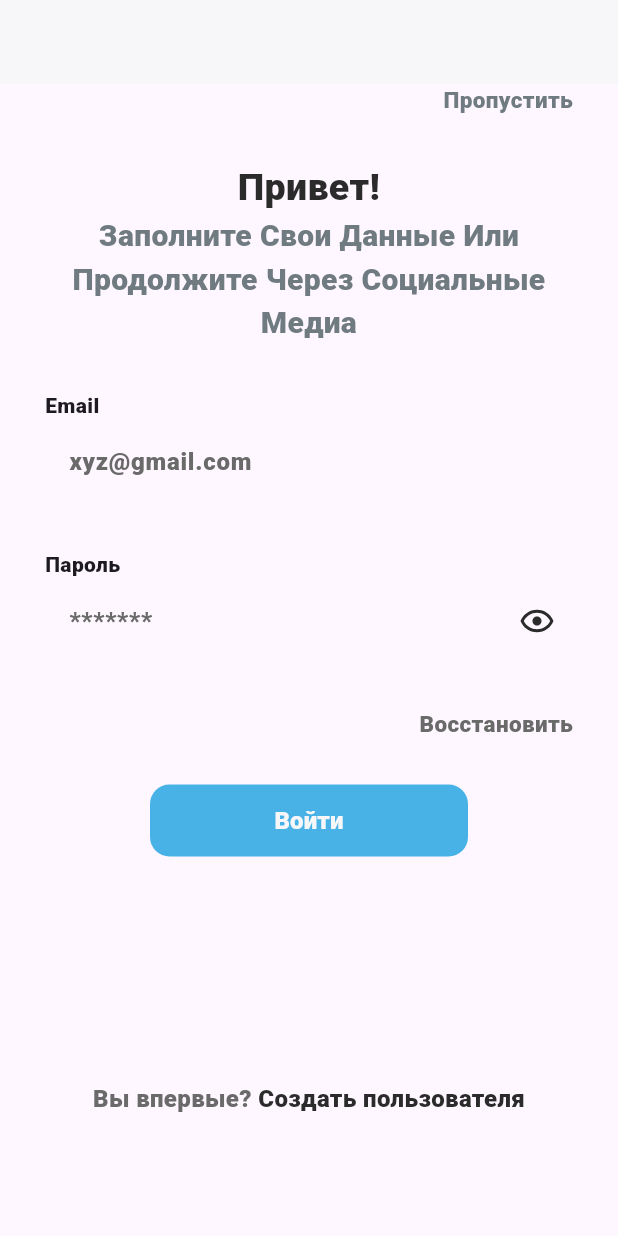
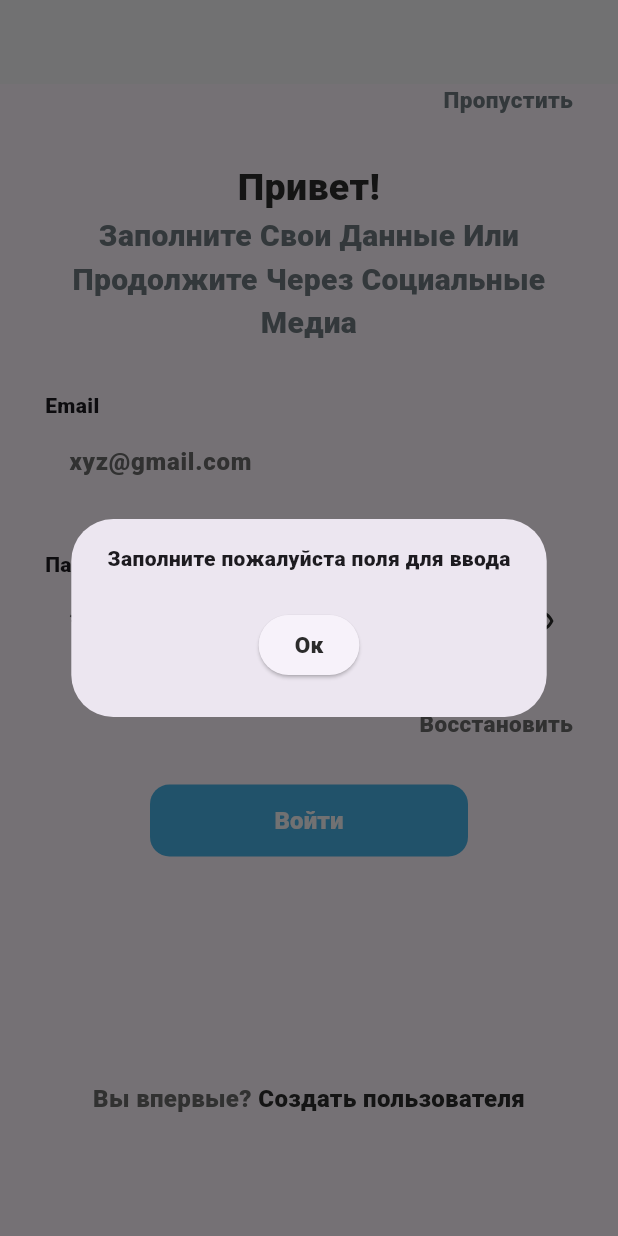
Before and after one commit to Champ3-uksivt/matule, a Flutter app: the screen it shows after launch, after a tap on "Войти", on a phone screen of 412 x 824 dp. Run offline on Flutter 3.47's test engine with Material 3 defaults, Android fonts, the phone set to English and light mode, and no system bars; our stand-ins replace flutter_svg, get_it, supabase, supabase_flutter; accounts and stored records are empty.

Commit message:
s1-В клиент-серверное взаимодействие

```diff
--- /dev/null
+++ b/lib/domain/func.dart
@@ -0,0 +1,39 @@
+import 'dart:developer';
+
+import 'package:flutter/material.dart';
+import 'package:flutter_application_1/MyColors.dart';
+import 'package:flutter_application_1/presentation/widgets/textstyle.dart';
+import 'package:supabase_flutter/supabase_flutter.dart';
+
+final supa = Supabase.instance;
+
+void TrySignIn(String email, String password, BuildContext context) {
+  // Функция для авторизации внутрь приложения
+  if (email.isEmpty || password.isEmpty) {
+    log("empty fields");
+    showDialog(
+        context: context,
+        builder: (context) => AlertDialog(
+              content: Text('Заполните пожалуйста поля для ввода'),
+              actionsAlignment: MainAxisAlignment.center,
+              actions: [
+                ElevatedButton(
+                    onPressed: () {
+                      Navigator.pop(context);
+                    },
+                    child: Text(
+                      "Ок",
+                      style:
+                          myTextStyle(TextDecoration.none, Mycolors().text, 15),
+                    ))
+              ],
+            ));
+    return;
+  }
+  try {
+    supa.client.auth.signInWithPassword(password: password, email: email);
+    Navigator.pushNamed(context, "/mainPage");
+  } catch (e) {
+    log(e.toString());
+  }
+}
--- a/lib/domain/supabase.dart
+++ b/lib/domain/supabase.dart
@@ -1,5 +1,13 @@
+import 'package:get_it/get_it.dart';
 import 'package:supabase/supabase.dart';
+import 'package:supabase_flutter/supabase_flutter.dart';
 
 class Supabase_Init {
-  // final supa = SupabaseClient(supabaseUrl, supabaseKey)
+  void init() async {
+    // Инициализация supabase
+    var supabaseUrl = "https://ysrmuxqhyzttdssixnei.supabase.co";
+    var anonKey =
+        "eyJhbGciOiJIUzI1NiIsInR5cCI6IkpXVCJ9.eyJpc3MiOiJzdXBhYmFzZSIsInJlZiI6Inlzcm11eHFoeXp0dGRzc2l4bmVpIiwicm9sZSI6ImFub24iLCJpYXQiOjE3Mzg2NzA2NzEsImV4cCI6MjA1NDI0NjY3MX0.beXgx7Z5RoM_P4pED20HWWEcBuR0wZFhn_7_I3EQxH4";
+    var supa = await Supabase.initialize(url: supabaseUrl, anonKey: anonKey);
+  }
 }
--- a/lib/main.dart
+++ b/lib/main.dart
@@ -1,7 +1,10 @@
 import 'package:flutter/material.dart';
+import 'package:flutter_application_1/domain/supabase.dart';
+import 'package:flutter_application_1/presentation/pages/home.dart';
 import 'package:flutter_application_1/presentation/pages/sign_in.dart';
 
 void main() {
+  Supabase_Init().init();
   runApp(const MyApp());
 }
 
@@ -12,6 +15,7 @@ class MyApp extends StatelessWidget {
   Widget build(BuildContext context) {
     return MaterialApp(title: "Matule", theme: ThemeData(), routes: {
       "/": (context) => const SignInPage(),
+      "/mainPage": (context) => const HomePage(),
     });
   }
 }
--- a/lib/presentation/pages/sign_in.dart
+++ b/lib/presentation/pages/sign_in.dart
@@ -2,9 +2,11 @@ import 'dart:developer';
 
 import 'package:flutter/material.dart';
 import 'package:flutter_application_1/MyColors.dart';
+import 'package:flutter_application_1/domain/func.dart';
 import 'package:flutter_application_1/presentation/widgets/button.dart';
 import 'package:flutter_application_1/presentation/widgets/textbox.dart';
 import 'package:flutter_application_1/presentation/widgets/textstyle.dart';
+import 'package:supabase_flutter/supabase_flutter.dart';
 
 class SignInPage extends StatefulWidget {
   const SignInPage({super.key});
@@ -13,6 +15,7 @@ class SignInPage extends StatefulWidget {
   State<SignInPage> createState() => _SignInPageState();
 }
 
+final supa = Supabase.instance;
 TextEditingController textLogin = TextEditingController();
 TextEditingController textPassword = TextEditingController();
 
@@ -103,6 +106,7 @@ class _SignInPageState extends State<SignInPage> {
                 width: MediaQuery.of(context).size.width - 200,
                 child: button(() {
                   log("clickedButton");
+                  TrySignIn(textLogin.text, textPassword.text, context);
                 }, "Войти", Mycolors().background, Mycolors().accent)),
             SizedBox(
               height: 150,
--- a/lib/presentation/widgets/textbox.dart
+++ b/lib/presentation/widgets/textbox.dart
@@ -25,7 +25,6 @@ TextFormField textBox(
           : IconButton(
               onPressed: () {
                 isRevealed = !isRevealed;
-                textEditingController.dispose();
               },
               icon: SvgPicture.asset("assets/images/Revealed.svg")),
     ),
```
Also changed, not shown: lib/presentation/pages/home.dart (+17 -0 lines).
